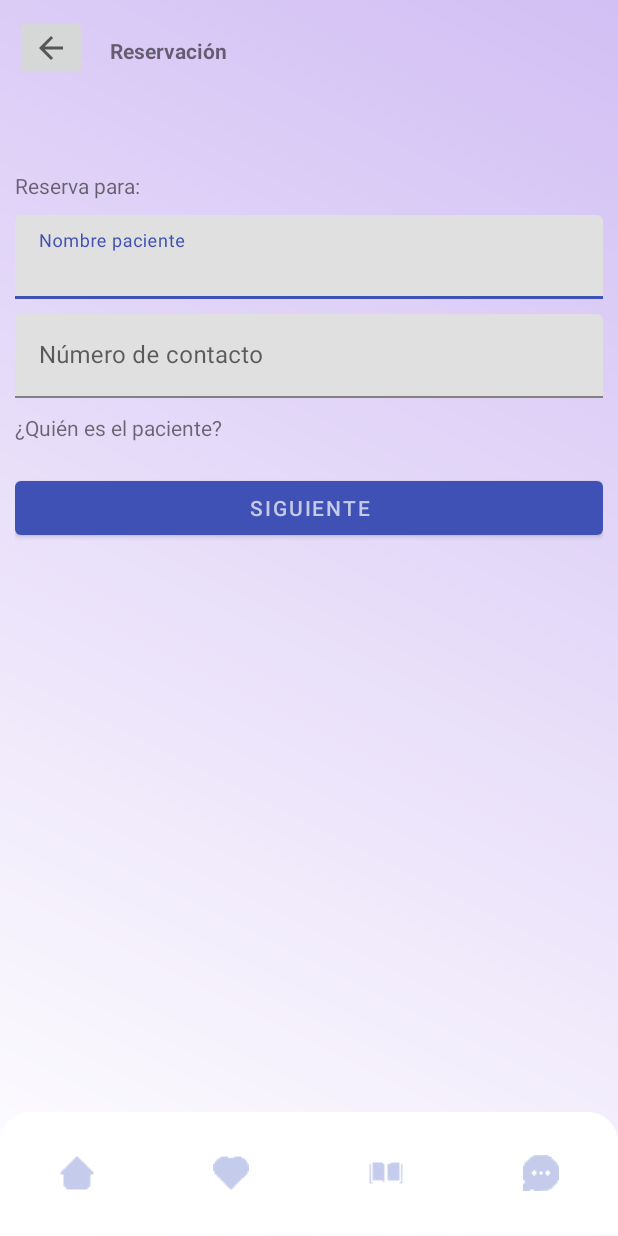
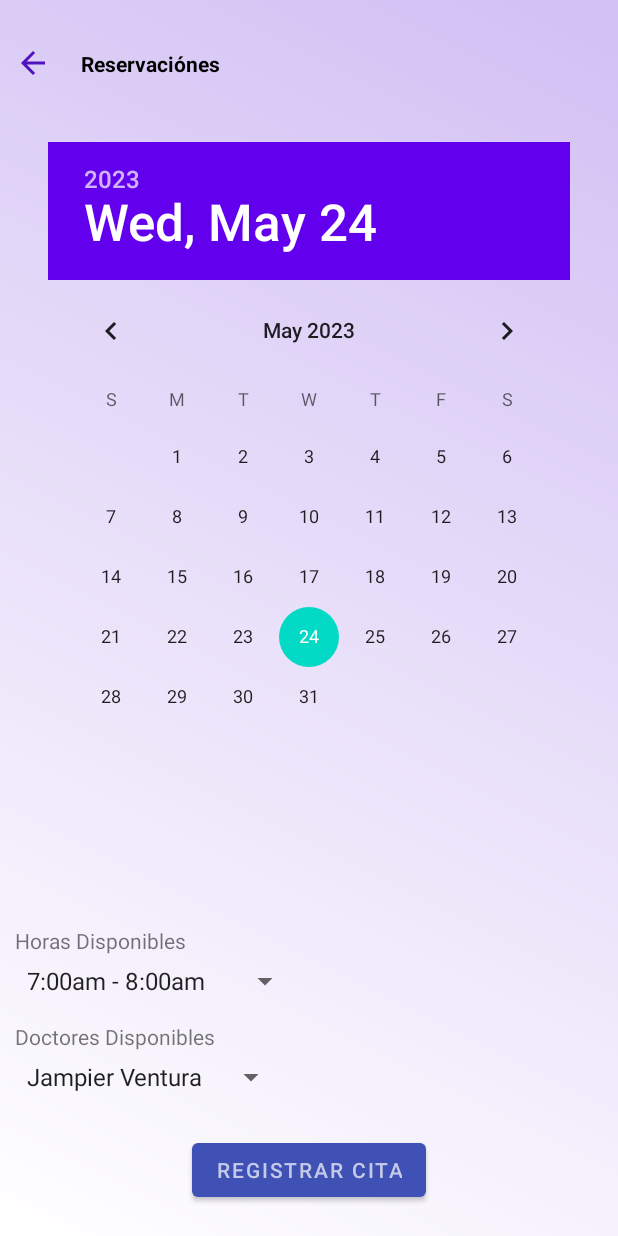
Before and after one commit to Azgaf012/AppBucal360, an Android app: the fragment reservationFragment shown on its own in the app's theme, on a phone screen of 412 x 824 dp. Run offline under Robolectric (Android 15) with nearby library versions, the phone set to English and light mode, and no system bars; our stand-ins replace Firebase (no records; nobody signed in at launch, a user with empty details on screens opened directly).

Commit message:
registar citas

```diff
--- /dev/null
+++ b/app/src/main/java/com/dapm/appbucal360/model/appointment/AppointmentState.kt
@@ -0,0 +1,6 @@
+package com.dapm.appbucal360.model.appointment
+
+sealed class AppointmentState{
+    data class Success(val appointment: Result<Appointment>): AppointmentState()
+    data class Error(val exception: Exception): AppointmentState()
+}
--- a/app/src/main/java/com/dapm/appbucal360/model/user/LoggedInUser.kt
+++ b/app/src/main/java/com/dapm/appbucal360/model/user/LoggedInUser.kt
@@ -1,6 +1,8 @@
 package com.dapm.appbucal360.model.user
+
+import java.util.*
 
 data class LoggedInUser(
     val userId: String,
-    val displayName: String
+    val firstName: String
 )
--- a/app/src/main/java/com/dapm/appbucal360/presentation/menu/reservation/ReservationViewModel.kt
+++ b/app/src/main/java/com/dapm/appbucal360/presentation/menu/reservation/ReservationViewModel.kt
@@ -1,7 +1,30 @@
 package com.dapm.appbucal360.presentation.menu.reservation
 
+import androidx.lifecycle.LiveData
+import androidx.lifecycle.MutableLiveData
 import androidx.lifecycle.ViewModel
+import androidx.lifecycle.viewModelScope
+import com.dapm.appbucal360.data.AppointmentRepository
+import com.dapm.appbucal360.model.appointment.AppointmentState
+import kotlinx.coroutines.launch
+import java.util.Date
 
 class ReservationViewModel : ViewModel() {
-    // TODO: Implement the ViewModel
+
+    private val appointmentRepository = AppointmentRepository()
+
+    private val _registerResult = MutableLiveData<AppointmentState>()
+    val registerResult: LiveData<AppointmentState> get() = _registerResult
+
+    fun registerAppointment(doctor: String, date: Date) {
+        viewModelScope.launch {
+            try {
+                val appointment = appointmentRepository.registerAppointment(doctor, date)
+                _registerResult.value = AppointmentState.Success(appointment)
+            } catch (e: Exception) {
+                _registerResult.value = AppointmentState.Error(e)
+            }
+        }
+    }
+
 }
--- a/app/src/main/java/com/dapm/appbucal360/presentation/menu/reservation/reservationFragment.kt
+++ b/app/src/main/java/com/dapm/appbucal360/presentation/menu/reservation/reservationFragment.kt
@@ -1,20 +1,26 @@
 package com.dapm.appbucal360.presentation.menu.reservation
 
-import androidx.lifecycle.ViewModelProvider
 import android.os.Bundle
 import androidx.fragment.app.Fragment
 import android.view.LayoutInflater
 import android.view.View
 import android.view.ViewGroup
+import android.widget.Button
+import android.widget.Spinner
+import android.widget.TextView
+import android.widget.Toast
+import androidx.fragment.app.viewModels
+import androidx.lifecycle.Observer
+import androidx.navigation.Navigation
 import com.dapm.appbucal360.R
+import com.dapm.appbucal360.model.appointment.AppointmentState
+import com.google.android.material.snackbar.Snackbar
+import com.google.android.material.textfield.TextInputEditText
+import java.util.Date
 
 class reservationFragment : Fragment() {
 
-    companion object {
-        fun newInstance() = reservationFragment()
-    }
-
-    private lateinit var viewModel: ReservationViewModel
+    private val viewModel: ReservationViewModel by viewModels()
 
     override fun onCreateView(
         inflater: LayoutInflater, container: ViewGroup?,
@@ -23,10 +29,36 @@ class reservationFragment : Fragment() {
         return inflater.inflate(R.layout.fragment_reservation, container, false)
     }
 
-    override fun onActivityCreated(savedInstanceState: Bundle?) {
-        super.onActivityCreated(savedInstanceState)
-        viewModel = ViewModelProvider(this).get(ReservationViewModel::class.java)
-        // TODO: Use the ViewModel
+    override fun onViewCreated(view: View, savedInstanceState: Bundle?) {
+        super.onViewCreated(view, savedInstanceState)
+
+        val doctorNameTextView = view.findViewById<Spinner>(R.id.spinner_doctores_disponibles)
+        val patientNameEditText = "Prueba"//view.findViewById<TextInputEditText>(R.id.inputNombrePaciente)
+        val patientContactNumberEditText = "999888999"//view.findViewById<TextInputEditText>(R.id.inputNumeroContactoPaciente)
+        val reserveButton = view.findViewById<Button>(R.id.btn_confirmarReservation)
+
+        reserveButton.setOnClickListener {
+            val doctor = doctorNameTextView.selectedItem.toString()
+            val patientName = "Prueba"
+            val patientContactNumber = "999888999"
+
+            val date = Date()  // Debes obtener la fecha de algún lado. Por ahora, solo estoy utilizando la fecha actual.
+
+            viewModel.registerAppointment(doctor, date)
+        }
+
+        viewModel.registerResult.observe(viewLifecycleOwner, Observer { appointmentState ->
+            when (appointmentState) {
+                is AppointmentState.Success -> {
+                    Navigation.findNavController(view).navigate(R.id.action_reservationFragment_to_citasFragment)
+                }
+                is AppointmentState.Error -> {
+                    // Handle error case
+                    // Here you have your exception in appointmentState.exception
+                    Snackbar.make(view, appointmentState.exception.localizedMessage ?: "Error al registrar", Snackbar.LENGTH_LONG).show()
+                }
+            }
+        })
     }
 
 }
--- a/app/src/main/res/layout/fragment_reservation.xml
+++ b/app/src/main/res/layout/fragment_reservation.xml
@@ -10,166 +10,109 @@
 
     <LinearLayout
         android:layout_width="match_parent"
-        android:layout_height="0dp"
-        android:layout_weight="0.9"
+        android:layout_height="match_parent"
         android:orientation="vertical">
 
         <LinearLayout
             android:layout_width="match_parent"
-            android:layout_height="wrap_content"
+            android:layout_height="0dp"
             android:layout_marginBottom="10dp"
+            android:layout_weight="0.1"
             android:orientation="horizontal"
             android:padding="10dp"
             android:paddingLeft="20dp"
             android:paddingTop="20dp">
 
             <ImageButton
-                android:id="@+id/btn_regresar_ReservationToDoctors"
+                android:id="@+id/imageButton"
                 android:layout_width="wrap_content"
                 android:layout_height="wrap_content"
                 android:layout_gravity="center_vertical"
-                app:srcCompat="?attr/homeAsUpIndicator" />
+                android:background="@drawable/rounded_button"
+                app:srcCompat="?attr/homeAsUpIndicator"
+                app:tint="#5011BF" />
 
             <TextView
+                android:id="@+id/textView"
                 android:layout_width="wrap_content"
-                android:layout_height="16dp"
+                android:layout_height="wrap_content"
                 android:layout_gravity="center_vertical"
-                android:layout_marginLeft="15dp"
-                android:text="Reservación"
+                android:layout_marginLeft="20dp"
+                android:text="Reservaciónes"
+                android:textColor="@android:color/black"
                 android:textStyle="bold" />
 
         </LinearLayout>
 
-        <LinearLayout
-            android:layout_width="match_parent"
-            android:layout_height="wrap_content"
-            android:layout_marginBottom="10dp"
-            android:orientation="horizontal"
-            android:padding="10dp">
-
-            <ImageView
-                android:id="@+id/fotoDoctorinReservation"
+        <DatePicker
+            android:id="@+id/datePicker"
             android:layout_width="wrap_content"
-                android:layout_height="wrap_content"
-                android:layout_gravity="left"
-                tools:srcCompat="@tools:sample/avatars" />
-
-            <androidx.cardview.widget.CardView
-                android:layout_width="wrap_content"
-                android:layout_height="match_parent"
-                android:layout_weight="1">
+            android:layout_height="0dp"
+            android:layout_gravity="center_horizontal"
+            android:layout_weight="0.6"
+            android:headerBackground="@color/design_default_color_primary" />
 
         <LinearLayout
+            android:id="@+id/margi"
             android:layout_width="match_parent"
-                    android:layout_height="match_parent"
-                    android:orientation="vertical">
-
-                    <TextView
-                        android:id="@+id/nombreDoctorinReservation"
-                        android:layout_width="match_parent"
-                        android:layout_height="wrap_content"
-                        android:text="TextView" />
-                </LinearLayout>
-            </androidx.cardview.widget.CardView>
-
-        </LinearLayout>
-
-        <LinearLayout
-            android:layout_width="match_parent"
-            android:layout_height="wrap_content"
-            android:orientation="horizontal"
-            android:padding="10dp">
-
-            <LinearLayout
-                android:layout_width="match_parent"
-                android:layout_height="match_parent"
+            android:layout_height="0dp"
+            android:layout_weight="0.15"
+            android:gravity="bottom"
             android:orientation="vertical">
 
             <TextView
                 android:layout_width="match_parent"
                 android:layout_height="wrap_content"
-                    android:layout_marginBottom="10dp"
-                    android:text="Reserva para:" />
+                android:layout_marginLeft="10dp"
+                android:layout_marginRight="10dp"
+                android:text="Horas Disponibles" />
 
-                <com.google.android.material.textfield.TextInputLayout
+            <Spinner
+                android:id="@+id/spinner_horas_disponibles"
+                android:layout_width="wrap_content"
+                android:layout_height="wrap_content"
+                android:layout_marginLeft="10dp"
+                android:layout_marginTop="5dp"
+                android:entries="@array/horas_disponibles" />
+
+            <TextView
                 android:layout_width="match_parent"
                 android:layout_height="wrap_content"
-                    android:layout_marginBottom="10dp">
+                android:layout_marginLeft="10dp"
+                android:layout_marginTop="15dp"
+                android:layout_marginRight="10dp"
+                android:text="Doctores Disponibles" />
 
-                    <com.google.android.material.textfield.TextInputEditText
-                        android:id="@+id/inputNombrePaciente"
-                        android:layout_width="match_parent"
+            <Spinner
+                android:id="@+id/spinner_doctores_disponibles"
+                android:layout_width="wrap_content"
                 android:layout_height="wrap_content"
-                        android:hint="Nombre paciente" />
-                </com.google.android.material.textfield.TextInputLayout>
+                android:layout_marginLeft="10dp"
+                android:layout_marginTop="5dp"
+                android:entries="@array/doctores_disponibles" />
 
-                <com.google.android.material.textfield.TextInputLayout
-                    android:layout_width="match_parent"
-                    android:layout_height="wrap_content"
-                    android:layout_marginBottom="10dp">
-
-                    <com.google.android.material.textfield.TextInputEditText
-                        android:id="@+id/inputNumeroContactoPaciente"
-                        android:layout_width="match_parent"
-                        android:layout_height="wrap_content"
-                        android:hint="Número de contacto" />
-                </com.google.android.material.textfield.TextInputLayout>
-
-                <TextView
-                    android:id="@+id/textView4"
-                    android:layout_width="match_parent"
-                    android:layout_height="wrap_content"
-                    android:layout_marginBottom="10dp"
-                    android:text="¿Quién es el paciente?" />
-
-                <HorizontalScrollView
-                    android:layout_width="match_parent"
-                    android:layout_height="wrap_content"
-                    android:layout_marginBottom="10dp">
+        </LinearLayout>
 
         <LinearLayout
-                        android:layout_width="wrap_content"
-                        android:layout_height="match_parent"
-                        android:orientation="horizontal">
+            android:id="@+id/margin"
+            android:layout_width="match_parent"
+            android:layout_height="0dp"
+            android:layout_weight="0.11"
+            android:gravity="bottom"
+            android:orientation="vertical">
 
             <Button
-                            android:id="@+id/btn_nuevoPaciente"
-                            android:layout_width="wrap_content"
-                            android:layout_height="match_parent"
-                            android:layout_weight="1"
-                            android:text="Button"
-                            app:cornerRadius="8dp" />
-
-                        <ImageView
-                            android:id="@+id/imagenUsuarioPaciente"
+                android:id="@+id/btn_confirmarReservation"
                 android:layout_width="wrap_content"
                 android:layout_height="wrap_content"
-                            android:layout_marginStart="8dp"
-                            android:layout_weight="1"
-                            tools:srcCompat="@tools:sample/avatars" />
-                    </LinearLayout>
-                </HorizontalScrollView>
-
-                <Button
-                    android:id="@+id/btn_siguiente_ReservationToPickerReservation"
-                    android:layout_width="match_parent"
-                    android:layout_height="wrap_content"
-                    android:text="Siguiente" />
+                android:layout_gravity="center_horizontal"
+                android:layout_marginLeft="10dp"
+                android:layout_marginRight="10dp"
+                android:layout_marginBottom="20dp"
+                android:text="Registrar Cita" />
 
         </LinearLayout>
 
     </LinearLayout>
 
 </LinearLayout>
-
-    <LinearLayout
-        android:layout_width="match_parent"
-        android:layout_height="0dp"
-        android:layout_weight="0.1"
-        android:orientation="horizontal"
-        >
-
-        <include layout="@layout/navigation_bar_inferior" />
-
-    </LinearLayout>
-</LinearLayout>
```
Also changed, not shown: app/src/main/java/com/dapm/appbucal360/data/AppointmentRepository.kt (added, +23 -0 lines), app/src/main/java/com/dapm/appbucal360/model/appointment/Appointment.kt (added, +9 -0 lines), app/src/main/java/com/dapm/appbucal360/presentation/menu/reservation/PickerReservationViewModel.kt (+22 -1 lines), app/src/main/java/com/dapm/appbucal360/presentation/menu/reservation/pickerReservationFragment.kt (+10 -11 lines), app/src/main/res/layout/fragment_reservation2.xml (added, +175 -0 lines), app/src/main/res/navigation/nav_graph.xml (+5 -2 lines). Lines whose indentation alone changed are shown as unchanged.
